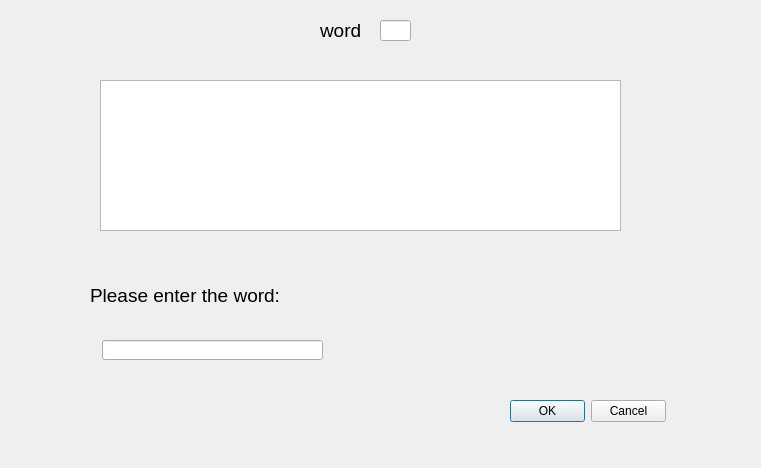
Before: the Qt Designer form WordText/text.ui in lizhenjie94/textword, drawn with Qt 5.
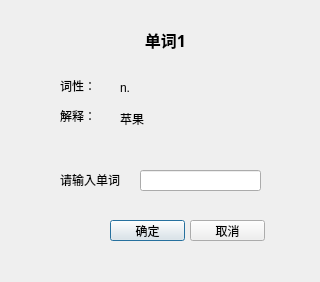
After: the same form once the commit is applied.

The edit to the form file:
```diff
--- a/WordText/text.ui
+++ b/WordText/text.ui
@@ -6,8 +6,8 @@
    <rect>
     <x>0</x>
     <y>0</y>
-    <width>761</width>
-    <height>468</height>
+    <width>320</width>
+    <height>282</height>
    </rect>
   </property>
   <property name="windowTitle">
@@ -16,70 +16,158 @@
   <widget class="QLabel" name="label">
    <property name="geometry">
     <rect>
-     <x>320</x>
-     <y>10</y>
-     <width>41</width>
-     <height>41</height>
-    </rect>
-   </property>
-   <property name="text">
-    <string>&lt;html&gt;&lt;head/&gt;&lt;body&gt;&lt;p&gt;&lt;span style=&quot; font-size:14pt;&quot;&gt;word&lt;/span&gt;&lt;/p&gt;&lt;/body&gt;&lt;/html&gt;</string>
-   </property>
-  </widget>
-  <widget class="QLineEdit" name="lineEdit">
-   <property name="geometry">
-    <rect>
-     <x>380</x>
+     <x>140</x>
      <y>20</y>
-     <width>31</width>
-     <height>21</height>
+     <width>51</width>
+     <height>41</height>
     </rect>
    </property>
-  </widget>
-  <widget class="QTextBrowser" name="textBrowser">
-   <property name="geometry">
-    <rect>
-     <x>100</x>
-     <y>80</y>
-     <width>521</width>
-     <height>151</height>
-    </rect>
+   <property name="font">
+    <font>
+     <family>宋体</family>
+     <pointsize>12</pointsize>
+     <weight>75</weight>
+     <bold>true</bold>
+    </font>
+   </property>
+   <property name="text">
+    <string>&lt;html&gt;&lt;head/&gt;&lt;body&gt;&lt;p&gt;单词1&lt;/p&gt;&lt;/body&gt;&lt;/html&gt;</string>
+   </property>
+   <property name="alignment">
+    <set>Qt::AlignCenter</set>
    </property>
   </widget>
   <widget class="QLabel" name="label_2">
    <property name="geometry">
     <rect>
-     <x>90</x>
-     <y>280</y>
-     <width>231</width>
-     <height>31</height>
+     <x>60</x>
+     <y>170</y>
+     <width>81</width>
+     <height>21</height>
     </rect>
    </property>
+   <property name="font">
+    <font>
+     <family>宋体</family>
+     <pointsize>9</pointsize>
+    </font>
+   </property>
    <property name="text">
-    <string>&lt;html&gt;&lt;head/&gt;&lt;body&gt;&lt;p&gt;&lt;span style=&quot; font-size:14pt;&quot;&gt;Please enter the word:&lt;/span&gt;&lt;/p&gt;&lt;/body&gt;&lt;/html&gt;</string>
+    <string>&lt;html&gt;&lt;head/&gt;&lt;body&gt;&lt;p&gt;请输入单词&lt;/p&gt;&lt;/body&gt;&lt;/html&gt;</string>
    </property>
   </widget>
   <widget class="QLineEdit" name="lineEdit_2">
    <property name="geometry">
     <rect>
-     <x>102</x>
-     <y>340</y>
-     <width>221</width>
-     <height>20</height>
+     <x>140</x>
+     <y>170</y>
+     <width>121</width>
+     <height>21</height>
     </rect>
    </property>
+   <property name="font">
+    <font>
+     <family>宋体</family>
+     <pointsize>9</pointsize>
+    </font>
+   </property>
   </widget>
-  <widget class="QDialogButtonBox" name="buttonBox">
+  <widget class="QPushButton" name="btnOK">
    <property name="geometry">
     <rect>
-     <x>510</x>
-     <y>400</y>
-     <width>156</width>
-     <height>23</height>
+     <x>110</x>
+     <y>220</y>
+     <width>75</width>
+     <height>21</height>
     </rect>
    </property>
-   <property name="standardButtons">
-    <set>QDialogButtonBox::Cancel|QDialogButtonBox::Ok</set>
+   <property name="font">
+    <font>
+     <family>宋体</family>
+     <pointsize>9</pointsize>
+    </font>
+   </property>
+   <property name="text">
+    <string>确定</string>
+   </property>
+  </widget>
+  <widget class="QPushButton" name="btnCancel">
+   <property name="geometry">
+    <rect>
+     <x>190</x>
+     <y>220</y>
+     <width>75</width>
+     <height>21</height>
+    </rect>
+   </property>
+   <property name="font">
+    <font>
+     <family>宋体</family>
+     <pointsize>9</pointsize>
+    </font>
+   </property>
+   <property name="text">
+    <string>取消</string>
+   </property>
+  </widget>
+  <widget class="QLabel" name="label_3">
+   <property name="geometry">
+    <rect>
+     <x>60</x>
+     <y>80</y>
+     <width>54</width>
+     <height>12</height>
+    </rect>
+   </property>
+   <property name="text">
+    <string>词性：</string>
+   </property>
+  </widget>
+  <widget class="QLabel" name="label_4">
+   <property name="geometry">
+    <rect>
+     <x>60</x>
+     <y>110</y>
+     <width>54</width>
+     <height>12</height>
+    </rect>
+   </property>
+   <property name="text">
+    <string>解释：</string>
+   </property>
+  </widget>
+  <widget class="QLabel" name="label_5">
+   <property name="geometry">
+    <rect>
+     <x>120</x>
+     <y>80</y>
+     <width>141</width>
+     <height>16</height>
+    </rect>
+   </property>
+   <property name="text">
+    <string>n.</string>
+   </property>
+  </widget>
+  <widget class="QLabel" name="label_6">
+   <property name="geometry">
+    <rect>
+     <x>120</x>
+     <y>110</y>
+     <width>141</width>
+     <height>51</height>
+    </rect>
+   </property>
+   <property name="font">
+    <font>
+     <family>宋体</family>
+    </font>
+   </property>
+   <property name="text">
+    <string>苹果</string>
+   </property>
+   <property name="alignment">
+    <set>Qt::AlignLeading|Qt::AlignLeft|Qt::AlignTop</set>
    </property>
   </widget>
  </widget>
```
